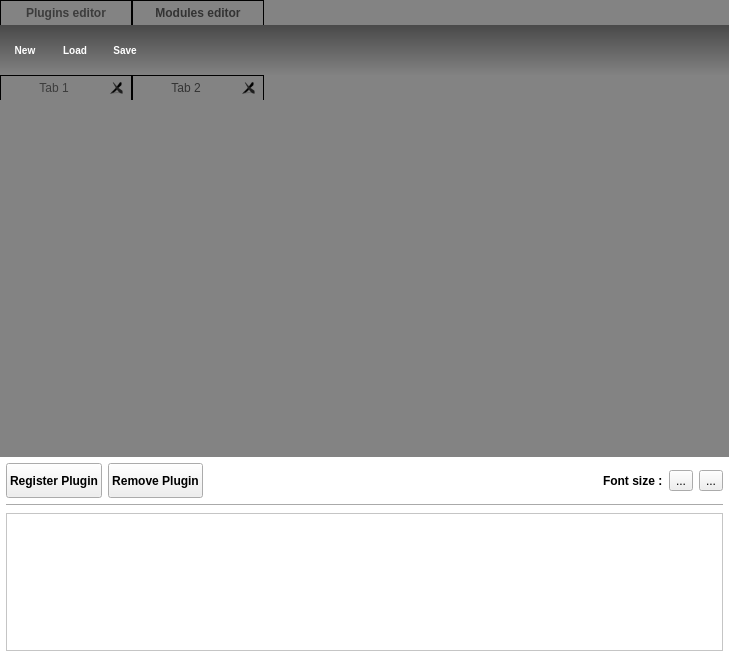
The window that plugins/perspective/GraphPerspective/designer/PythonPluginsIDE.ui (vadivelselvaraj/TulipGLImprovement) describes before a commit, drawn with Qt 5.
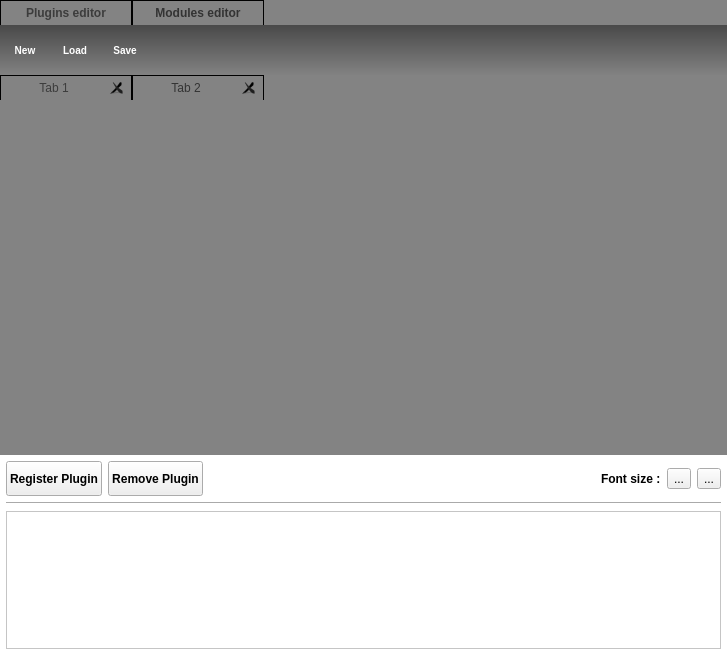
The same window after the commit. The open tabs and pages were chosen to show the change. Icons and pictures are not drawn. Custom widgets are drawn as their Qt base class.

Commit message: - fix default current index of main tab widget of the Python plugins IDE

```diff
--- a/plugins/perspective/GraphPerspective/designer/PythonPluginsIDE.ui
+++ b/plugins/perspective/GraphPerspective/designer/PythonPluginsIDE.ui
@@ -6,8 +6,8 @@
    <rect>
     <x>0</x>
     <y>0</y>
-    <width>729</width>
-    <height>657</height>
+    <width>727</width>
+    <height>655</height>
    </rect>
   </property>
   <property name="maximumSize">
```
Left out of the diff: 2 changed lines with no effect on the pictures.
